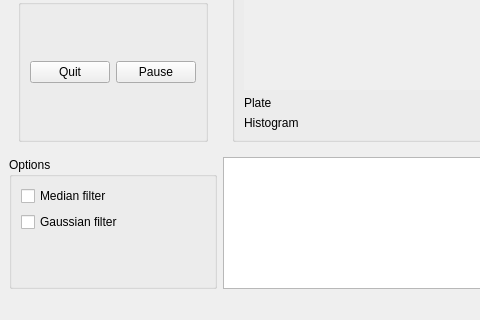
Above: mainwindow.ui from rengers/rover before the change; both pictures show x 0 to 480 and y 197 to 517 of the 1085 by 517 pixel window. Below: the same form after it.
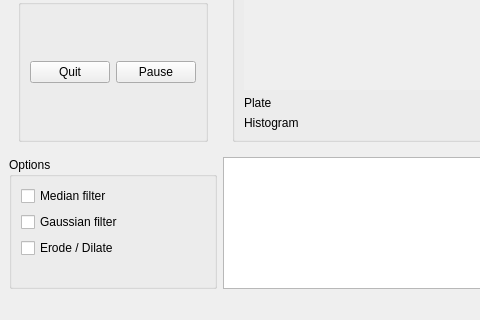
That is the form after the change.

Commit message: Fixed erode/dilate Added erode/dilate checkbox

```diff
--- a/mainwindow.ui
+++ b/mainwindow.ui
@@ -219,6 +219,13 @@
          </property>
         </widget>
        </item>
+       <item>
+        <widget class="QCheckBox" name="erodeDilateCheckbox">
+         <property name="text">
+          <string>Erode / Dilate</string>
+         </property>
+        </widget>
+       </item>
        <item>
         <spacer name="verticalSpacer">
          <property name="orientation">
```
The commit also changes 2 other files.
